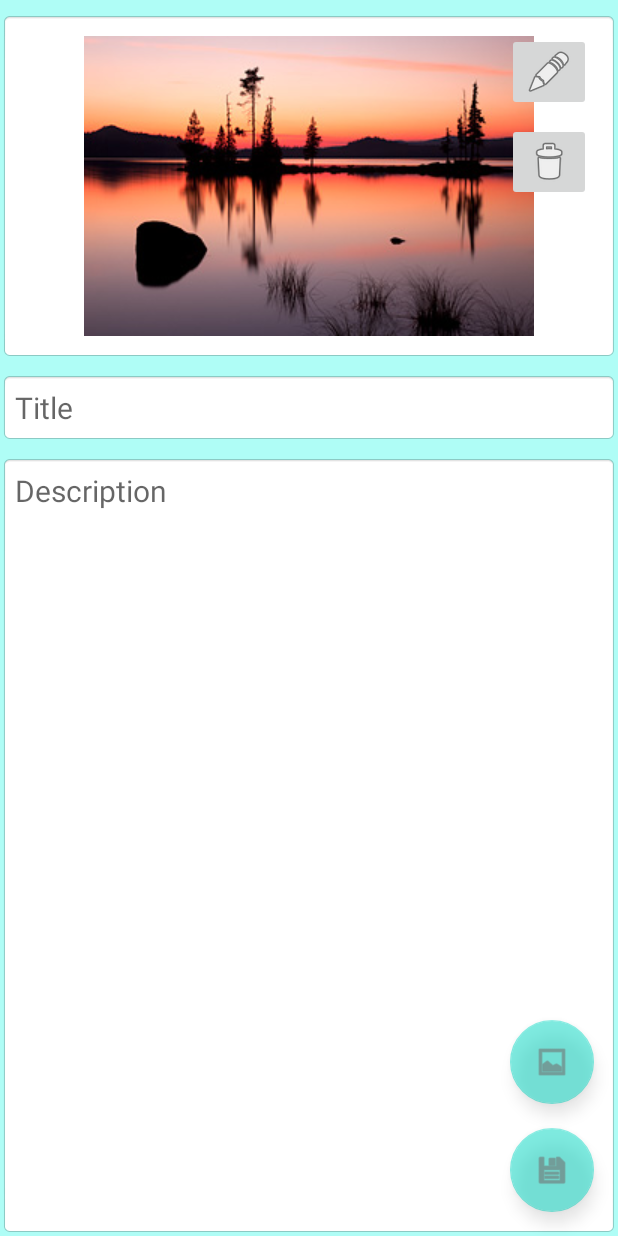
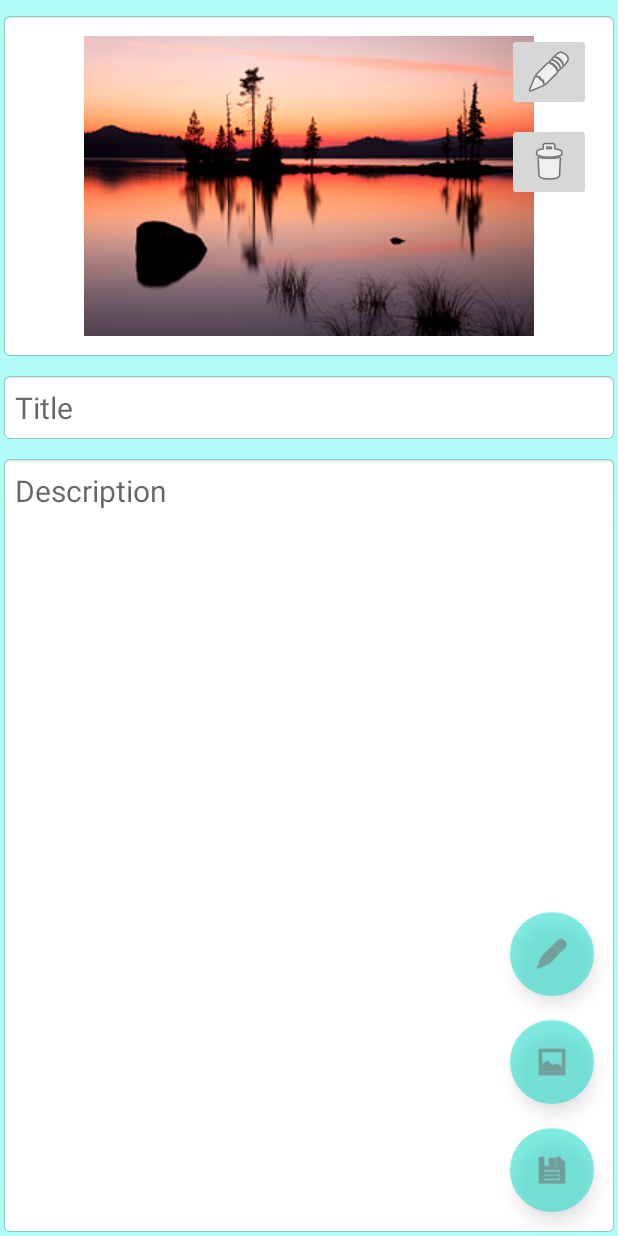
Before and after one commit to ermakovaDev/HandBook_v01, an Android app: the layout edit_activity.xml on its own in the app's theme, with its tools: preview values and no code run, on a phone screen of 412 x 824 dp. Run offline under Robolectric (Android 15) with nearby library versions, the phone set to English and light mode, and no system bars.

Commit message:
Edit Item + Button

```diff
--- a/app/src/main/java/me/chronick/sqlite_17_n/db/MyAdapter.kt
+++ b/app/src/main/java/me/chronick/sqlite_17_n/db/MyAdapter.kt
@@ -23,11 +23,11 @@ class MyAdapter(listMy: ArrayList<ListItem>, mainContext: Context) : RecyclerVie
             tvTitle.text=item.title
             itemView.setOnClickListener{
                 val intent = Intent(context, EditActivity::class.java).apply {  // откуда куда
+                    putExtra(MyIntentConstants.INTENT_ID_KEY, item.id)
                     putExtra(MyIntentConstants.INTENT_TITLE_KEY, item.title)
                     putExtra(MyIntentConstants.INTENT_DESC_KEY, item.desc)
                     putExtra(MyIntentConstants.INTENT_URI_KEY, item.uri)
                 }
-
                 context.startActivity(intent) // что хотим запустить и что передаем в активити
             }
         }
--- a/app/src/main/java/me/chronick/sqlite_17_n/db/MyIntentConstants.kt
+++ b/app/src/main/java/me/chronick/sqlite_17_n/db/MyIntentConstants.kt
@@ -1,6 +1,7 @@
 package me.chronick.sqlite_17_n.db
 
 object MyIntentConstants {
+    const val INTENT_ID_KEY = "id_key"
     const val INTENT_TITLE_KEY = "title_key"
     const val INTENT_DESC_KEY = "desc_key"
     const val INTENT_URI_KEY = "uri_key"
--- /dev/null
+++ b/app/src/main/res/color/edit_text_color_state.xml
@@ -0,0 +1,4 @@
+<?xml version="1.0" encoding="utf-8"?>
+<selector xmlns:android="http://schemas.android.com/apk/res/android">
+<item android:state_enabled="false" android:color="@color/edit_text_green_dark"/>
+</selector>
--- a/app/src/main/res/layout/edit_activity.xml
+++ b/app/src/main/res/layout/edit_activity.xml
@@ -22,13 +22,14 @@
         android:paddingTop="10dp"
         android:paddingRight="10dp"
         android:paddingBottom="10dp"
+        android:textColor="@color/edit_text_green_dark"
         android:textSize="20sp"
         app:layout_constraintEnd_toEndOf="parent"
         app:layout_constraintStart_toStartOf="parent"
         app:layout_constraintTop_toBottomOf="@+id/clMyImageLayout" />
 
     <EditText
-        android:id="@+id/etContent"
+        android:id="@+id/etDescription"
         android:layout_width="0dp"
         android:layout_height="0dp"
         android:layout_marginTop="8dp"
@@ -43,6 +44,7 @@
         android:paddingBottom="10dp"
         android:scrollbarSize="10dp"
         android:scrollbars="vertical"
+        android:textColor="@color/edit_text_green_dark"
         android:textSize="20sp"
         android:verticalScrollbarPosition="right"
         app:layout_constraintBottom_toBottomOf="parent"
@@ -74,6 +76,18 @@
         app:layout_constraintBottom_toTopOf="@+id/fabtnSave"
         app:layout_constraintEnd_toEndOf="parent"
         app:srcCompat="@android:drawable/ic_menu_gallery" />
+
+    <com.google.android.material.floatingactionbutton.FloatingActionButton
+        android:id="@+id/fabtnEditItem"
+        android:layout_width="wrap_content"
+        android:layout_height="wrap_content"
+        android:layout_marginEnd="16dp"
+        android:layout_marginBottom="16dp"
+        android:alpha="0.5"
+        android:clickable="true"
+        app:layout_constraintBottom_toTopOf="@+id/fabtnAddImage"
+        app:layout_constraintEnd_toEndOf="parent"
+        app:srcCompat="@android:drawable/ic_menu_edit" />
 
     <androidx.constraintlayout.widget.ConstraintLayout
         android:id="@+id/clMyImageLayout"
@@ -122,4 +136,5 @@
             app:layout_constraintTop_toBottomOf="@+id/ibtnEditImage"
             app:srcCompat="@android:drawable/ic_menu_delete" />
     </androidx.constraintlayout.widget.ConstraintLayout>
+
 </androidx.constraintlayout.widget.ConstraintLayout>
--- a/app/src/main/res/values/colors.xml
+++ b/app/src/main/res/values/colors.xml
@@ -7,4 +7,5 @@
     <color name="teal_700">#FF018786</color>
     <color name="black">#FF000000</color>
     <color name="white">#FFFFFFFF</color>
+    <color name="edit_text_green_dark">#03453E</color>
 </resources>
```
Also changed, not shown: app/src/main/java/me/chronick/sqlite_17_n/EditActivity.kt (+30 -6 lines), app/src/main/java/me/chronick/sqlite_17_n/db/MyDBManager.kt (+13 -2 lines).
